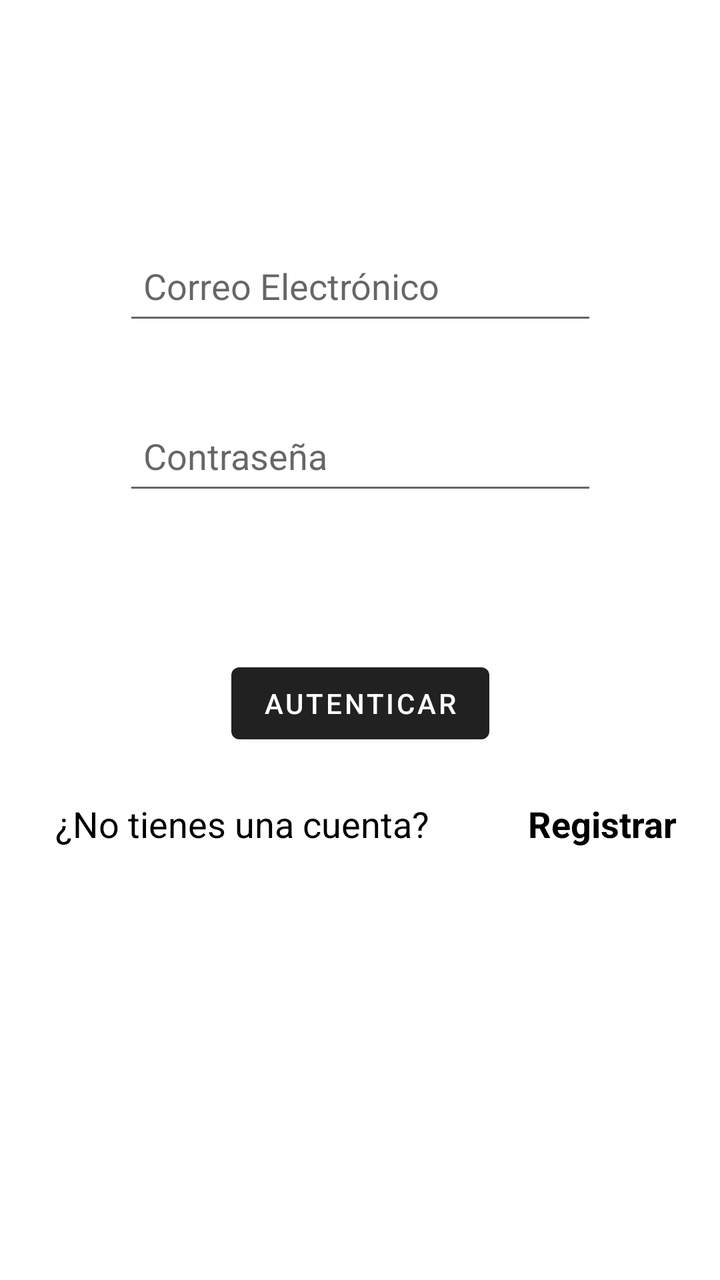
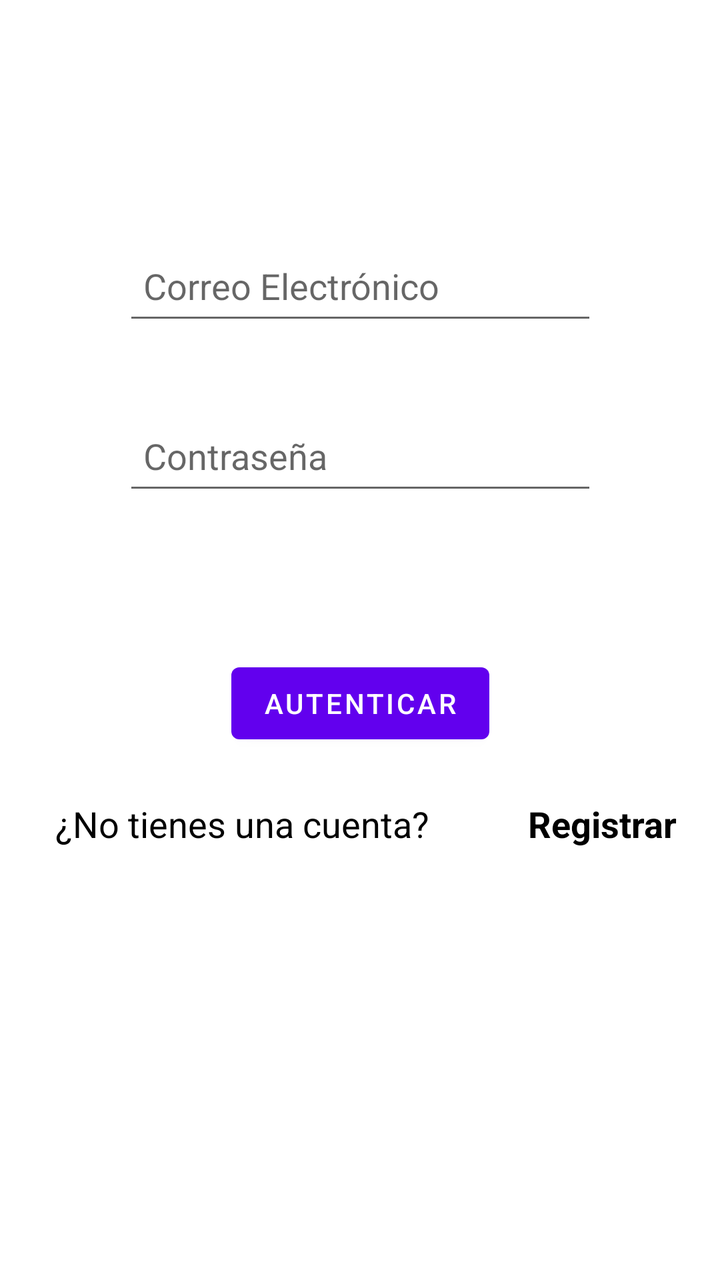

Two renders of the same Android screen: before a commit and after it. Below are the layout's source before the change and the commit's diff.
<!-- AndroidManifest.xml: application theme Theme.Firebase -->
<!-- res/layout/activity_login.xml -->
<?xml version="1.0" encoding="utf-8"?>
<androidx.constraintlayout.widget.ConstraintLayout xmlns:android="http://schemas.android.com/apk/res/android"
    xmlns:app="http://schemas.android.com/apk/res-auto"
    xmlns:tools="http://schemas.android.com/tools"
    android:id="@+id/main"
    android:layout_width="match_parent"
    android:layout_height="match_parent"
    tools:context=".LoginActivity">

    <EditText
        android:id="@+id/txtEmail"
        android:layout_width="237dp"
        android:layout_height="49dp"
        android:layout_marginTop="104dp"
        android:layout_marginBottom="12dp"
        android:ems="10"
        android:hint="Correo Electrónico"
        android:inputType="textEmailAddress"
        android:padding="10dp"
        android:textColor="@color/black"
        app:layout_constraintBottom_toTopOf="@+id/txtPassword"
        app:layout_constraintEnd_toEndOf="parent"
        app:layout_constraintHorizontal_bias="0.502"
        app:layout_constraintStart_toStartOf="parent"
        app:layout_constraintTop_toTopOf="parent" />

    <EditText
        android:id="@+id/txtPassword"
        android:layout_width="237dp"
        android:layout_height="49dp"
        android:layout_marginTop="10dp"
        android:layout_marginBottom="41dp"
        android:ems="10"
        android:hint="Contraseña"
        android:inputType="textPassword"
        android:padding="10dp"
        android:textColor="@color/black"
        app:layout_constraintBottom_toTopOf="@+id/btnLogin"
        app:layout_constraintEnd_toEndOf="parent"
        app:layout_constraintStart_toStartOf="parent"
        app:layout_constraintTop_toBottomOf="@+id/txtEmail" />

    <Button
        android:id="@+id/btnLogin"
        android:layout_width="wrap_content"
        android:layout_height="wrap_content"
        android:layout_marginTop="20dp"
        android:layout_marginBottom="10dp"
        android:text="Autenticar"
        android:textColor="@color/white"
        app:layout_constraintBottom_toTopOf="@+id/linearLayout"
        app:layout_constraintEnd_toEndOf="parent"
        app:layout_constraintStart_toStartOf="parent"
        app:layout_constraintTop_toBottomOf="@+id/txtPassword" />

    <LinearLayout
        android:id="@+id/linearLayout"
        android:layout_width="366dp"
        android:layout_height="56dp"
        android:layout_marginBottom="170dp"
        android:orientation="horizontal"
        app:layout_constraintBottom_toBottomOf="parent"
        app:layout_constraintEnd_toEndOf="parent"
        app:layout_constraintHorizontal_bias="0.488"
        app:layout_constraintStart_toStartOf="parent"
        app:layout_constraintTop_toBottomOf="@+id/btnLogin">

        <TextView
            android:id="@+id/textView"
            android:layout_width="match_parent"
            android:layout_height="wrap_content"
            android:layout_marginLeft="30dp"
            android:layout_weight="0.75"
            android:text="¿No tienes una cuenta?"
            android:textColor="@color/black"
            android:textSize="18sp" />

        <TextView
            android:id="@+id/textViewRegister"
            android:layout_width="match_parent"
            android:layout_height="wrap_content"
            android:layout_weight="2"
            android:text="Registrar"
            android:height="48dp"
            android:textColor="@color/black"
            android:textSize="18sp"
            android:textStyle="bold" />
    </LinearLayout>

</androidx.constraintlayout.widget.ConstraintLayout>
<!-- resources referenced by this layout -->
<resources>
  <color name="black">#FF000000</color>
  <color name="white">#FFFFFFFF</color>
  <style name="Theme.Firebase" parent="Base.Theme.Firebase" />
  <style name="Base.Theme.Firebase" parent="Theme.MaterialComponents.DayNight.DarkActionBar">
          
          
      </style>
</resources>

<!-- the commit's change to res/layout/activity_login.xml (unified diff, before → after) -->
@@ -48,6 +48,7 @@
         android:layout_marginBottom="10dp"
         android:text="Autenticar"
         android:textColor="@color/white"
+        app:backgroundTint="@color/purple_500"
         app:layout_constraintBottom_toTopOf="@+id/linearLayout"
         app:layout_constraintEnd_toEndOf="parent"
         app:layout_constraintStart_toStartOf="parent"
<!-- resource entries referenced after the edit -->
@@ -1,11 +1,14 @@
 <!-- resources referenced by this layout -->
 <resources>
   <color name="black">#FF000000</color>
+  <color name="purple_500">#FF6200EE</color>
   <color name="white">#FFFFFFFF</color>
   <style name="Theme.Firebase" parent="Base.Theme.Firebase" />
   <style name="Base.Theme.Firebase" parent="Theme.MaterialComponents.DayNight.DarkActionBar">
-          
-          
+          <item name="colorPrimary">@color/purple_500</item>
+          <item name="colorPrimaryVariant">@color/purple_700</item>
+          <item name="colorOnPrimary">@color/white</item>
       </style>
+  <color name="purple_700">#FF3700B3</color>
 </resources>
 
